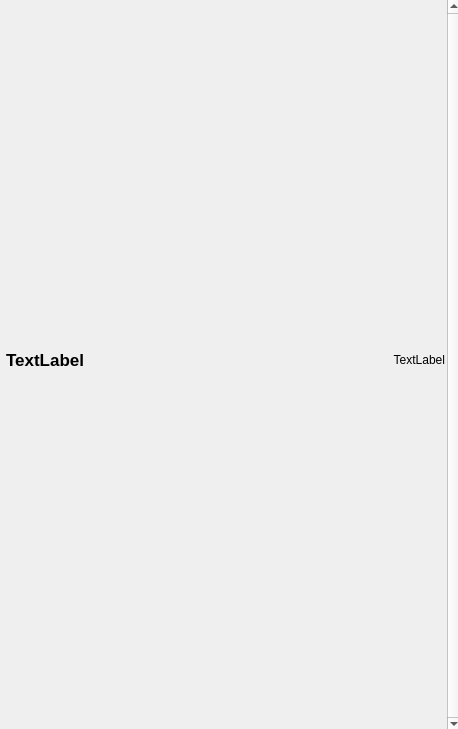
Qt form gazupublisher/resources/views/TaskPanel.ui (cgwire/kitsu-publisher-deprecated) before a commit.
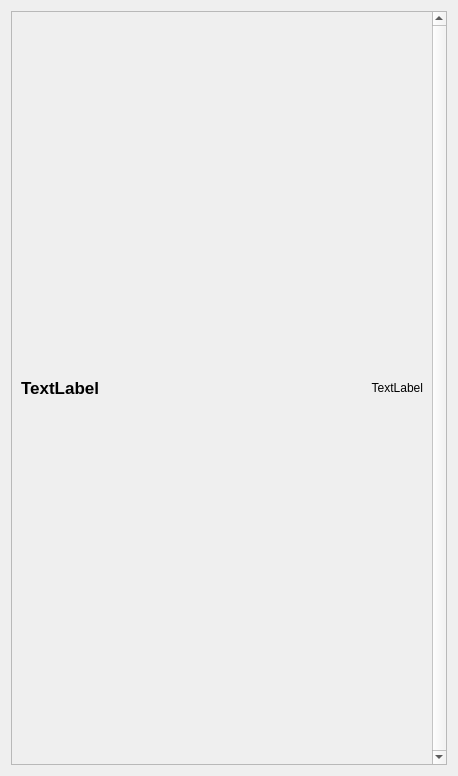
The same form after that commit.

Commit message: [FIX] Fix height following task header addition

```diff
--- a/gazupublisher/resources/views/TaskPanel.ui
+++ b/gazupublisher/resources/views/TaskPanel.ui
@@ -7,7 +7,7 @@
     <x>0</x>
     <y>0</y>
     <width>458</width>
-    <height>729</height>
+    <height>776</height>
    </rect>
   </property>
   <property name="sizePolicy">
@@ -25,15 +25,33 @@
   <property name="windowTitle">
    <string>Form</string>
   </property>
+  <layout class="QVBoxLayout" name="verticalLayout">
+   <item>
+    <widget class="QFrame" name="frame">
+     <property name="frameShape">
+      <enum>QFrame::StyledPanel</enum>
+     </property>
+     <property name="frameShadow">
+      <enum>QFrame::Raised</enum>
+     </property>
+     <layout class="QVBoxLayout" name="verticalLayout_2">
+      <property name="spacing">
+       <number>0</number>
+      </property>
+      <property name="leftMargin">
+       <number>0</number>
+      </property>
+      <property name="topMargin">
+       <number>0</number>
+      </property>
+      <property name="rightMargin">
+       <number>0</number>
+      </property>
+      <property name="bottomMargin">
+       <number>0</number>
+      </property>
+      <item>
   <widget class="QScrollArea" name="scrollArea">
-   <property name="geometry">
-    <rect>
-     <x>0</x>
-     <y>0</y>
-     <width>461</width>
-     <height>731</height>
-    </rect>
-   </property>
    <property name="sizePolicy">
     <sizepolicy hsizetype="Preferred" vsizetype="Expanding">
      <horstretch>0</horstretch>
@@ -72,8 +90,8 @@
      <rect>
       <x>0</x>
       <y>0</y>
-      <width>447</width>
-      <height>731</height>
+           <width>424</width>
+           <height>756</height>
      </rect>
     </property>
     <property name="sizePolicy">
@@ -112,24 +130,20 @@
        <property name="maximumSize">
         <size>
          <width>16777215</width>
-         <height>50</height>
-        </size>
-       </property>
-       <widget class="QWidget" name="">
-        <property name="geometry">
-         <rect>
-          <x>0</x>
-          <y>0</y>
-          <width>451</width>
-          <height>41</height>
-         </rect>
-        </property>
+              <height>40</height>
+             </size>
+            </property>
+            <layout class="QHBoxLayout" name="horizontalLayout_2">
+             <item>
         <layout class="QHBoxLayout" name="horizontalLayout">
+               <property name="spacing">
+                <number>0</number>
+               </property>
          <property name="leftMargin">
-          <number>6</number>
+                <number>0</number>
          </property>
          <property name="rightMargin">
-          <number>6</number>
+                <number>0</number>
          </property>
          <item>
           <widget class="QLabel" name="header_task_entity_name">
@@ -162,21 +176,39 @@
            <property name="layoutDirection">
             <enum>Qt::LeftToRight</enum>
            </property>
+                 <property name="frameShape">
+                  <enum>QFrame::NoFrame</enum>
+                 </property>
+                 <property name="lineWidth">
+                  <number>1</number>
+                 </property>
            <property name="text">
             <string>TextLabel</string>
            </property>
            <property name="alignment">
             <set>Qt::AlignRight|Qt::AlignTrailing|Qt::AlignVCenter</set>
            </property>
+                 <property name="margin">
+                  <number>5</number>
+                 </property>
+                 <property name="indent">
+                  <number>-1</number>
+                 </property>
           </widget>
          </item>
         </layout>
-       </widget>
-      </widget>
+             </item>
+            </layout>
+           </widget>
      </item>
     </layout>
    </widget>
   </widget>
+      </item>
+     </layout>
+    </widget>
+   </item>
+  </layout>
  </widget>
  <resources/>
  <connections/>
```
Left out of the diff: 2 changed lines with no effect on the pictures. Lines whose indentation alone changed are shown as unchanged. The commit also changes 3 other files.
